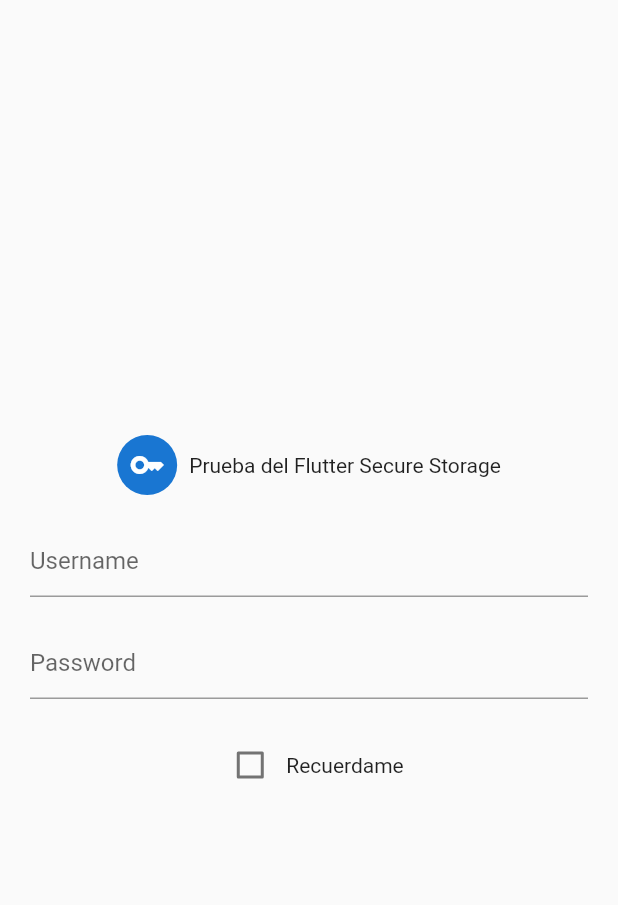
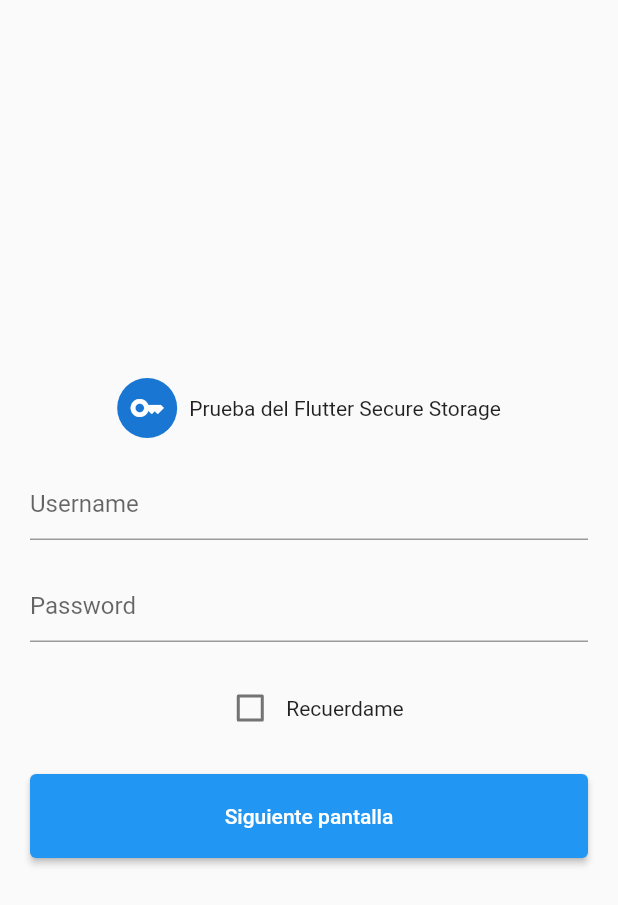
Before and after one commit to DavidEMV1622/proyect_flutter_secure_storage, a Flutter app: the screen it shows after launch, on a phone screen of 412 x 824 dp. Shown: the top 905 px of the screen. Run offline on Flutter 3.47's test engine with Material 2 defaults, Android fonts, the phone set to English and light mode, and no system bars; our stand-ins replace flutter_secure_storage.

Commit message:
agregando logica de primera historia de usuario

```diff
--- a/lib/presentation/screens/prueba_secure_storage.dart
+++ b/lib/presentation/screens/prueba_secure_storage.dart
@@ -1,7 +1,9 @@
 import 'package:flutter/material.dart';
+import 'package:flutter_application_1/presentation/screens/sesion_iniciada_page.dart';
 import 'package:flutter_application_1/presentation/utils/secure_storage_methods.dart';
 
 import '../widgets/checkBox.dart';
+import 'avisos_prueba.dart';
 
 class HomePage extends StatefulWidget {
   const HomePage({super.key});
@@ -19,6 +21,8 @@ class _HomePageState extends State<HomePage> {
   final TextEditingController _passwordController = TextEditingController();
   // Declarar el llamado de la clase SecureStorageMethods para utilizar el metodo get en los controladores
   final SecureStorageMethods _secureStorageMethods = SecureStorageMethods();
+
+  final String _isNotices = "false";
 
   // Se ejecuta una vez antes de que se ejecute el StatefulWidget
   @override
@@ -112,7 +116,7 @@ class _HomePageState extends State<HomePage> {
                     crossAxisAlignment: CrossAxisAlignment.center,
                     children: [
                       CheckBox( // Uso de un checkBox
-                        // Mandar los controladores a utilizar
+                        // Mandar los controladores a utilizar oara cada formulario
                         userNameController: _userNameController,
                         passwordController: _passwordController,
                       ),
@@ -138,6 +142,29 @@ class _HomePageState extends State<HomePage> {
                     ),
                   ),
                 ), */
+                Padding(
+                  padding: const EdgeInsets.only(top: 20),
+                  child: SizedBox(
+                    width: MediaQuery.of(context).size.width,
+                    child: ElevatedButton(
+                      onPressed: () async {
+                        /*if (await _secureStorageMethods.getIsNotices(_isNotices.characters) == "false") {
+                          Navigator.push(context,
+                          MaterialPageRoute(builder: (context) => AvisosPage()));
+                          await _secureStorageMethods.setIsNotices("true");
+                        } else {
+                          Navigator.push(context,
+                          MaterialPageRoute(builder: (context) => InicioPage()));
+                        }
+                        */
+                      },
+                      child: const Padding(
+                        padding: EdgeInsets.symmetric(vertical: 20.0),
+                        child: Text('Siguiente pantalla'),
+                      ),
+                    ),
+                  ),
+                ),
               ],
             ),
           ),
```
Also changed, not shown: lib/presentation/screens/avisos_prueba.dart (added, +37 -0 lines), lib/presentation/screens/sesion_iniciada_page.dart (added, +20 -0 lines), lib/presentation/utils/secure_storage_methods.dart (+11 -0 lines).
